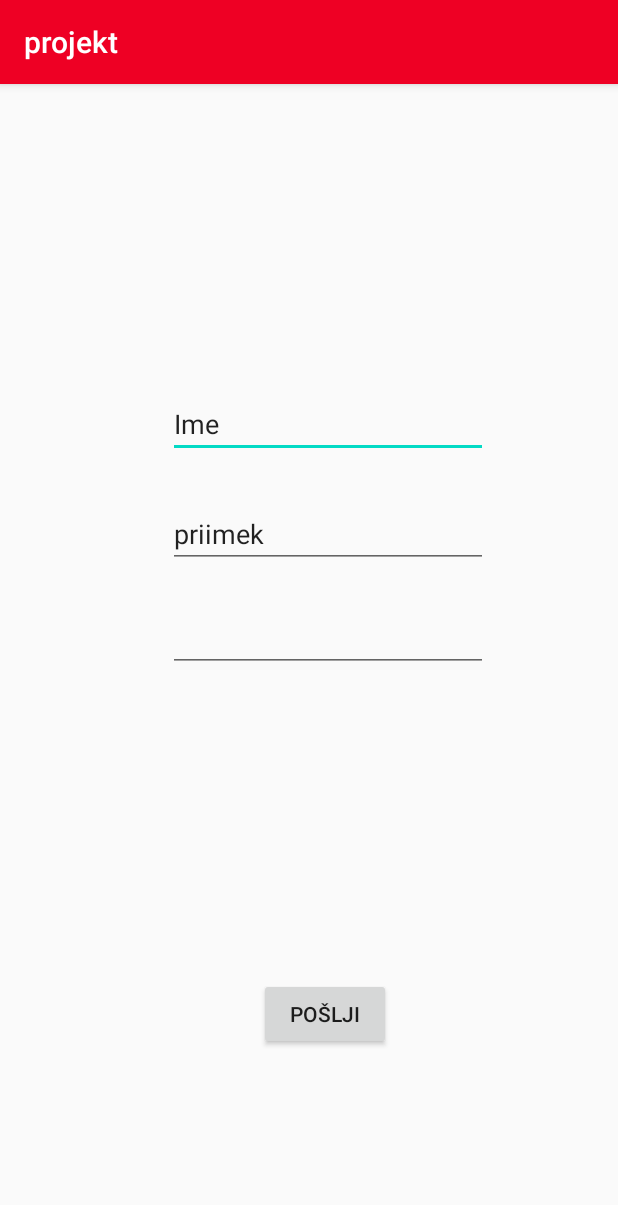
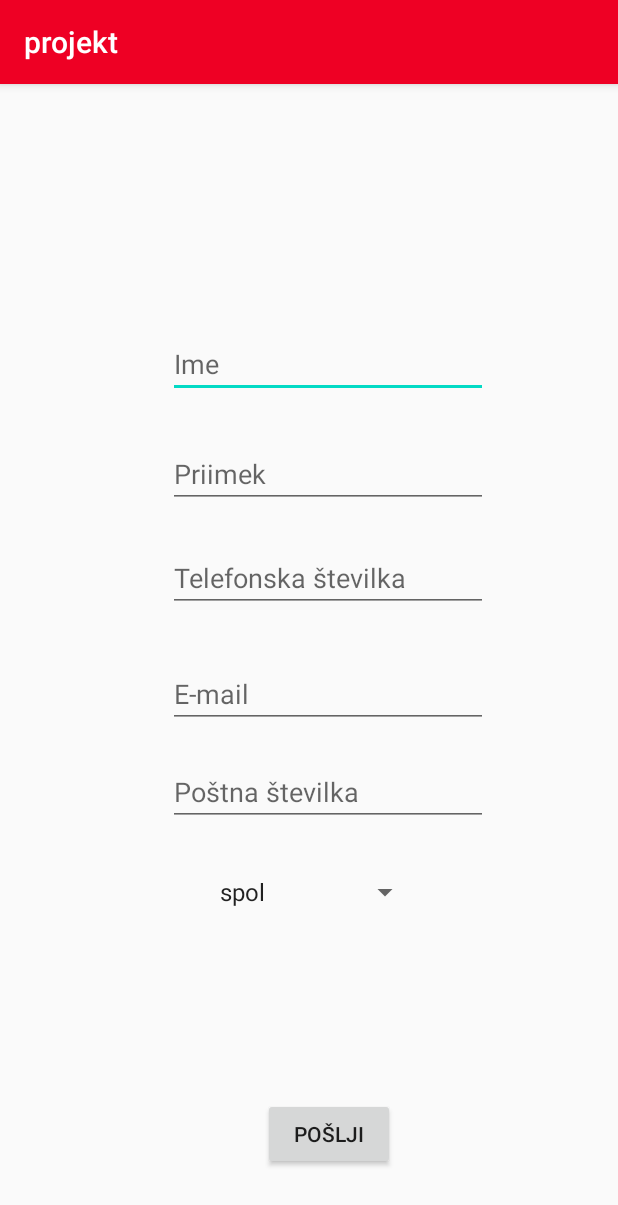
Before and after one commit to blazpotocnik97/projekt1, an Android app: the regActivity screen opened directly, with no data from a screen before it, on a phone screen of 412 x 824 dp. Shown: the top 1205 px of the screen. Run offline under Robolectric (Android 15) with nearby library versions, the phone set to English and light mode, and no system bars.

```diff
--- a/app/src/main/java/com/example/projekt/MainActivity.java
+++ b/app/src/main/java/com/example/projekt/MainActivity.java
@@ -15,7 +15,8 @@ import android.widget.Toast;
 
 public class MainActivity extends AppCompatActivity  {
 
-    int registracija = 0;
+
+    String skupina;
     @Override
     protected void onCreate(Bundle savedInstanceState) {
         super.onCreate(savedInstanceState);
@@ -30,14 +31,11 @@ public class MainActivity extends AppCompatActivity  {
             public void onItemSelected(AdapterView<?> parent, View view, int i, long l) {
 
                 //startActivity(new Intent(MainActivity.this,zalogaActivity.class));
-                String skupina = parent.getItemAtPosition(i).toString();
-                Toast.makeText(parent.getContext(), skupina, Toast.LENGTH_SHORT).show();
-                if(i> 0 & registracija == 1) {
-                    Intent intent = new Intent(MainActivity.this, regActivity.class);
-                    intent.putExtra(Intent.EXTRA_TEXT, skupina);
-                    startActivity(intent);
-                    registracija = 0;
+                skupina = parent.getItemAtPosition(i).toString();
+                if (i> 0){
+                    Toast.makeText(parent.getContext(), skupina, Toast.LENGTH_SHORT).show();
                 }
+
 
 
             }
@@ -63,7 +61,10 @@ public class MainActivity extends AppCompatActivity  {
             public void onClick(View v) {
                 // Code here executes on main thread after user presses button
                 //startActivity(new Intent(MainActivity.this, regActivity.class));
-                registracija = 1;
+
+                Intent intent = new Intent(MainActivity.this, regActivity.class);
+                intent.putExtra(Intent.EXTRA_TEXT, skupina);
+                startActivity(intent);
 
 
             }
--- a/app/src/main/java/com/example/projekt/regActivity.java
+++ b/app/src/main/java/com/example/projekt/regActivity.java
@@ -5,19 +5,26 @@ import androidx.appcompat.app.AppCompatActivity;
 import android.content.Intent;
 import android.os.Bundle;
 import android.view.View;
+import android.widget.AdapterView;
+import android.widget.ArrayAdapter;
 import android.widget.Button;
 import android.widget.EditText;
+import android.widget.Spinner;
 import android.widget.TextView;
 import android.widget.Toast;
 
 public class regActivity extends AppCompatActivity {
 
-    String ime,priim;
-    int mobitel;
+    String ime,priim,email;
+    int mobitel,posta;
     EditText name;
     EditText surname;
     EditText mobile;
+    EditText post;
+    EditText mail;
     Button savedata;
+
+    String spol1;
 
     @Override
     protected void onCreate(Bundle savedInstanceState) {
@@ -37,6 +44,8 @@ public class regActivity extends AppCompatActivity {
         name =(EditText) findViewById(R.id.name);
         surname =(EditText) findViewById(R.id.surname);
         mobile =(EditText) findViewById(R.id.mobile);
+        mail =(EditText) findViewById(R.id.mail);
+        post =(EditText) findViewById(R.id.post);
 
         savedata = (Button) findViewById(R.id.savedata);
 
@@ -46,11 +55,44 @@ public class regActivity extends AppCompatActivity {
                 ime = name.getText().toString();
                 priim = surname.getText().toString();
                 mobitel = Integer.valueOf(mobile.getText().toString());
+                email = mail.getText().toString();
+                posta = Integer.valueOf(post.getText().toString());
 
                 Toast.makeText(regActivity.this, ime, Toast.LENGTH_SHORT).show();
                 Toast.makeText(regActivity.this, priim, Toast.LENGTH_SHORT).show();
                 Toast.makeText(regActivity.this, String.valueOf(mobitel), Toast.LENGTH_SHORT).show();
+                Toast.makeText(regActivity.this, email, Toast.LENGTH_SHORT).show();
+                Toast.makeText(regActivity.this, String.valueOf(posta), Toast.LENGTH_SHORT).show();
             }
+        });
+
+
+
+
+        ///spinner spol
+        Spinner myspinner2 = (Spinner) findViewById(R.id.spinner2);
+        ArrayAdapter<String> myAdapter2 = new ArrayAdapter<String>(regActivity.this,android.R.layout.simple_list_item_1,getResources().getStringArray(R.array.spol));
+        myAdapter2.setDropDownViewResource(android.R.layout.simple_spinner_dropdown_item);
+        myspinner2.setAdapter(myAdapter2);
+        myspinner2.setOnItemSelectedListener(new AdapterView.OnItemSelectedListener() {
+            @Override
+            public void onItemSelected(AdapterView<?> parent, View view, int i, long l) {
+
+                //startActivity(new Intent(MainActivity.this,zalogaActivity.class));
+                spol1 = parent.getItemAtPosition(i).toString();
+                if (i > 0) {
+                    Toast.makeText(parent.getContext(), spol1, Toast.LENGTH_SHORT).show();
+                }
+
+
+
+            }
+
+            @Override
+            public void onNothingSelected(AdapterView<?> parent) {
+
+            }
+
         });
 
     }
--- a/app/src/main/res/layout/activity_reg.xml
+++ b/app/src/main/res/layout/activity_reg.xml
@@ -23,21 +23,21 @@
         android:id="@+id/savedata"
         android:layout_width="wrap_content"
         android:layout_height="wrap_content"
-        android:layout_marginBottom="124dp"
+        android:layout_marginBottom="44dp"
         android:text="Pošlji"
         app:layout_constraintBottom_toBottomOf="parent"
         app:layout_constraintEnd_toEndOf="parent"
-        app:layout_constraintHorizontal_bias="0.532"
+        app:layout_constraintHorizontal_bias="0.541"
         app:layout_constraintStart_toStartOf="parent" />
 
     <EditText
         android:id="@+id/name"
         android:layout_width="wrap_content"
         android:layout_height="wrap_content"
-        android:layout_marginTop="204dp"
+        android:layout_marginTop="164dp"
         android:ems="10"
+        android:hint="Ime"
         android:inputType="textPersonName"
-        android:text="Ime"
         app:layout_constraintEnd_toEndOf="parent"
         app:layout_constraintHorizontal_bias="0.565"
         app:layout_constraintStart_toStartOf="parent"
@@ -49,8 +49,8 @@
         android:layout_height="wrap_content"
         android:layout_marginTop="28dp"
         android:ems="10"
+        android:hint="Priimek"
         android:inputType="textPersonName"
-        android:text="priimek"
         app:layout_constraintEnd_toEndOf="parent"
         app:layout_constraintHorizontal_bias="0.565"
         app:layout_constraintStart_toStartOf="parent"
@@ -62,10 +62,47 @@
         android:layout_height="wrap_content"
         android:layout_marginTop="24dp"
         android:ems="10"
+        android:hint="Telefonska številka"
         android:inputType="number"
         app:layout_constraintEnd_toEndOf="parent"
         app:layout_constraintHorizontal_bias="0.565"
         app:layout_constraintStart_toStartOf="parent"
         app:layout_constraintTop_toBottomOf="@+id/surname" />
 
+    <EditText
+        android:id="@+id/mail"
+        android:layout_width="wrap_content"
+        android:layout_height="wrap_content"
+        android:layout_marginTop="32dp"
+        android:ems="10"
+        android:hint="E-mail"
+        android:inputType="textEmailAddress"
+        app:layout_constraintEnd_toEndOf="parent"
+        app:layout_constraintHorizontal_bias="0.565"
+        app:layout_constraintStart_toStartOf="parent"
+        app:layout_constraintTop_toBottomOf="@+id/mobile" />
+
+    <EditText
+        android:id="@+id/post"
+        android:layout_width="wrap_content"
+        android:layout_height="wrap_content"
+        android:layout_marginTop="20dp"
+        android:ems="10"
+        android:hint="Poštna številka"
+        android:inputType="textPersonName"
+        app:layout_constraintEnd_toEndOf="parent"
+        app:layout_constraintHorizontal_bias="0.565"
+        app:layout_constraintStart_toStartOf="parent"
+        app:layout_constraintTop_toBottomOf="@+id/mail" />
+
+    <Spinner
+        android:id="@+id/spinner2"
+        android:layout_width="150dp"
+        android:layout_height="wrap_content"
+        android:layout_marginTop="20dp"
+        app:layout_constraintEnd_toEndOf="parent"
+        app:layout_constraintHorizontal_bias="0.498"
+        app:layout_constraintStart_toStartOf="parent"
+        app:layout_constraintTop_toBottomOf="@+id/post" />
+
 </androidx.constraintlayout.widget.ConstraintLayout>
--- a/app/src/main/res/values/strings.xml
+++ b/app/src/main/res/values/strings.xml
@@ -9,6 +9,12 @@
         <item>AB</item>
         <item>0</item>
     </string-array>
+    <string-array name="spol">
+        <item>spol</item>
+        <item>Moški</item>
+        <item>Ženski</item>
+
+    </string-array>
 
 
 </resources>
```
